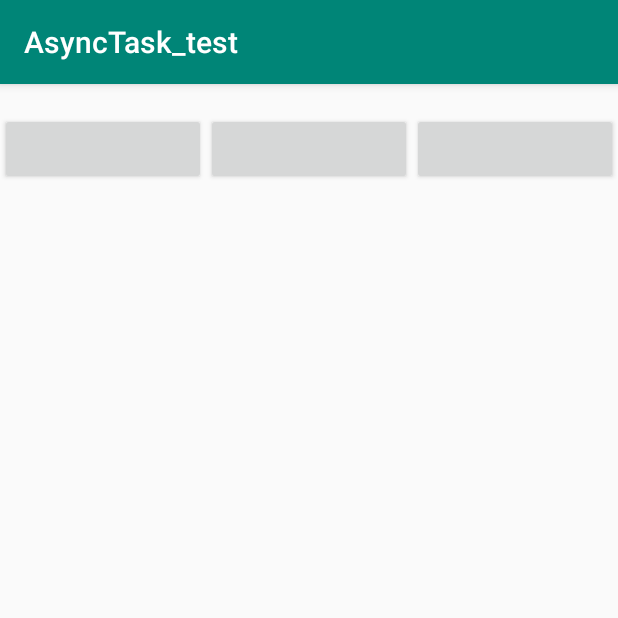
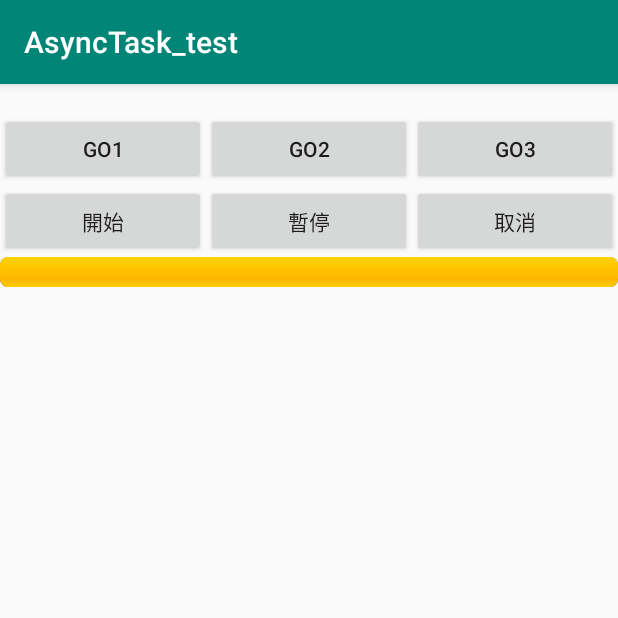
Before and after one commit to h86656519/AsyncTask_test, an Android app: the screen it shows after launch (MainActivity), on a phone screen of 412 x 824 dp, the top half of it. Run offline under Robolectric (Android 15) with nearby library versions, the phone set to English and light mode, and no system bars.

Commit message:
新增功能 : 開始，暫停，結束，顯示在 ProgressBar 上

```diff
--- a/app/src/main/res/layout/activity_main.xml
+++ b/app/src/main/res/layout/activity_main.xml
@@ -14,17 +14,19 @@
 
     <LinearLayout
         android:layout_width="match_parent"
-        android:layout_height="match_parent"
+        android:layout_height="wrap_content"
         android:orientation="horizontal">
 
         <Button
             android:id="@+id/go1"
+            android:text="go1"
             android:layout_width="match_parent"
             android:layout_height="wrap_content"
             android:layout_weight="1"
             android:onClick="onclick" />
 
         <Button
+            android:text="go2"
             android:id="@+id/go2"
             android:layout_width="match_parent"
             android:layout_height="wrap_content"
@@ -33,11 +35,49 @@
 
         <Button
             android:id="@+id/go3"
+            android:text="go3"
             android:layout_width="match_parent"
             android:layout_height="wrap_content"
             android:layout_weight="1"
             android:onClick="onclick" />
     </LinearLayout>
 
+    <LinearLayout
+        android:orientation="horizontal"
+        android:layout_width="match_parent"
+        android:layout_height="wrap_content">
+        <Button
+            android:id="@+id/start"
+            android:text="開始"
+            android:layout_width="match_parent"
+            android:layout_height="wrap_content"
+            android:layout_weight="1"
+            android:onClick="onclick"
+         />
+        <Button
+            android:id="@+id/pause"
+            android:text="暫停"
+            android:layout_width="match_parent"
+            android:layout_height="wrap_content"
+            android:layout_weight="1"
+            android:onClick="onclick"
+            />
+        <Button
+            android:id="@+id/stop"
+            android:text="取消"
+            android:layout_width="match_parent"
+            android:layout_height="wrap_content"
+            android:layout_weight="1"
+            android:onClick="onclick"
+           />
+    </LinearLayout>
+    <ProgressBar
+        android:id="@+id/pb"
+        android:progress="10"
+        android:max="10"
+        style="@android:style/Widget.ProgressBar.Horizontal"
+        android:layout_width="match_parent"
+        android:layout_height="wrap_content" />
+
 
 </LinearLayout>
```
Also changed, not shown: app/src/main/java/com/example/asynctask_test/MainActivity.java (+93 -6 lines).
